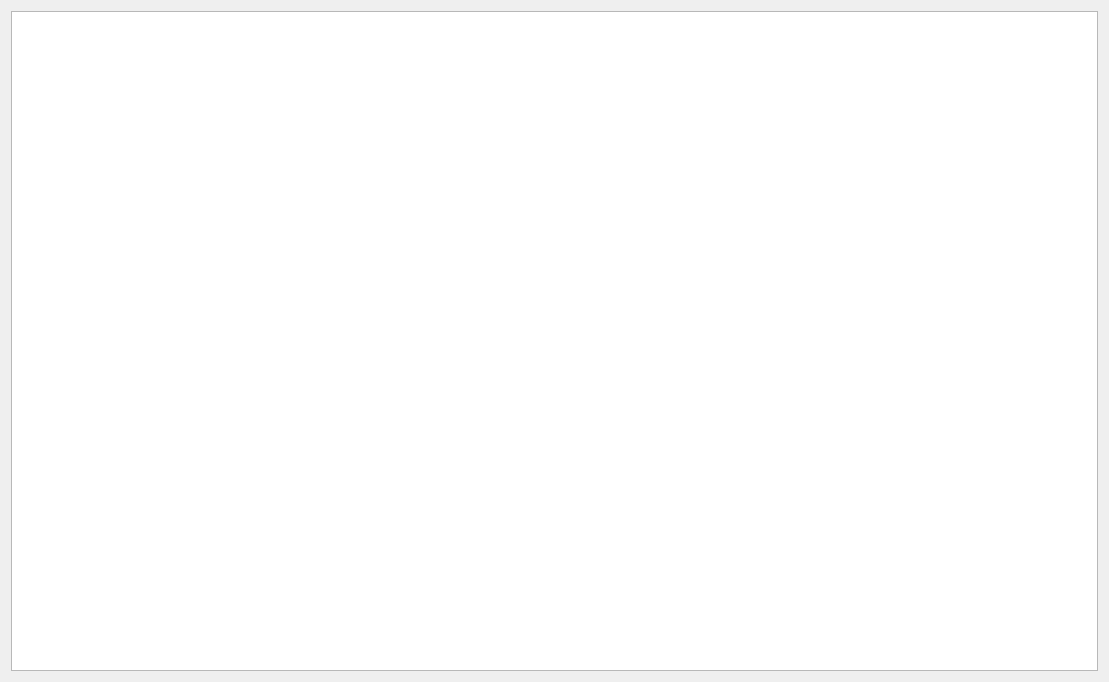
Qt form roof.ui (AndreyMlashkin/RoofGenerator) before a commit.
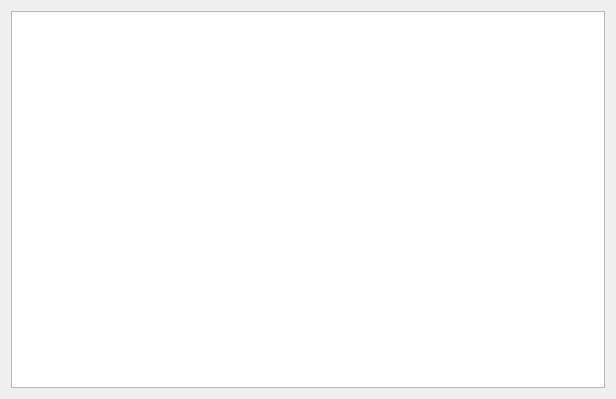
The same form after that commit.

What changed in the file:
```diff
--- a/roof.ui
+++ b/roof.ui
@@ -6,8 +6,8 @@
    <rect>
     <x>0</x>
     <y>0</y>
-    <width>1109</width>
-    <height>682</height>
+    <width>616</width>
+    <height>399</height>
    </rect>
   </property>
   <property name="windowTitle">
```
